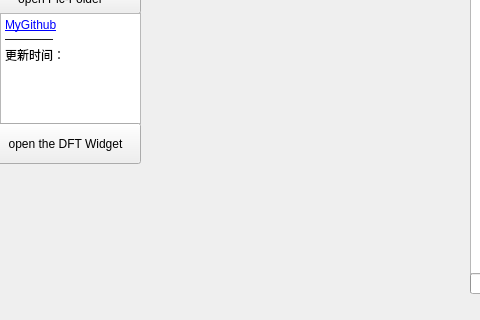
This is mainwindow.ui in sngo666/myPicAlgo as Qt 5 draws it before an edit; both pictures show x 0 to 480 and y 227 to 547 of the 664 by 547 pixel window. The edited form follows.
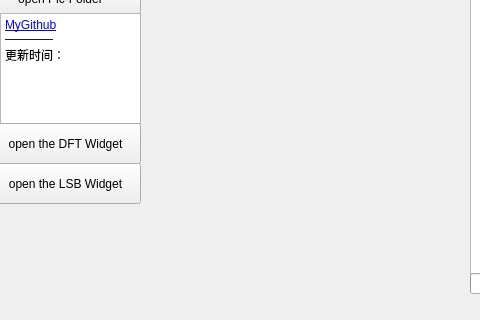
This is the edited form.

Patch:
```diff
--- a/mainwindow.ui
+++ b/mainwindow.ui
@@ -164,16 +164,29 @@
    <widget class="QLabel" name="Pic">
     <property name="geometry">
      <rect>
-      <x>150</x>
-      <y>80</y>
-      <width>311</width>
-      <height>351</height>
+      <x>200</x>
+      <y>120</y>
+      <width>231</width>
+      <height>251</height>
      </rect>
     </property>
     <property name="text">
      <string/>
     </property>
    </widget>
+   <widget class="QPushButton" name="openLSB">
+    <property name="geometry">
+     <rect>
+      <x>-10</x>
+      <y>390</y>
+      <width>151</width>
+      <height>41</height>
+     </rect>
+    </property>
+    <property name="text">
+     <string>open the LSB Widget</string>
+    </property>
+   </widget>
    <zorder>cleanLog</zorder>
    <zorder>LogBrow</zorder>
    <zorder>cleanBar</zorder>
@@ -185,6 +198,7 @@
    <zorder>textBrowser</zorder>
    <zorder>openDFT</zorder>
    <zorder>Pic</zorder>
+   <zorder>openLSB</zorder>
   </widget>
   <widget class="QStatusBar" name="statusbar"/>
  </widget>
```
